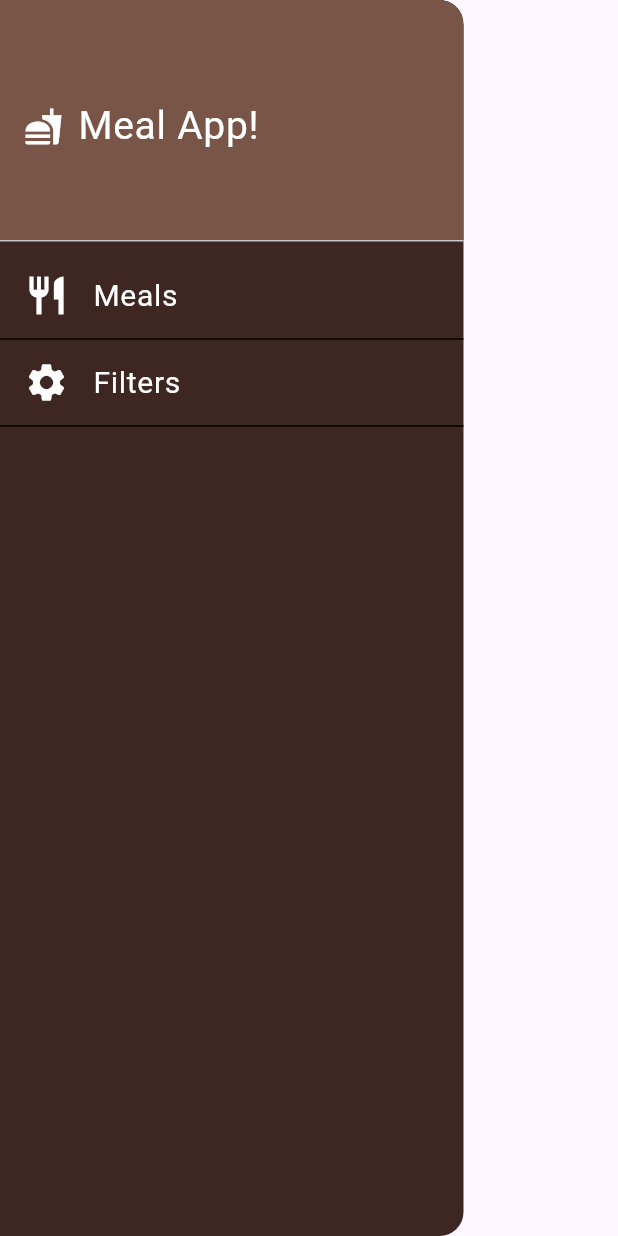
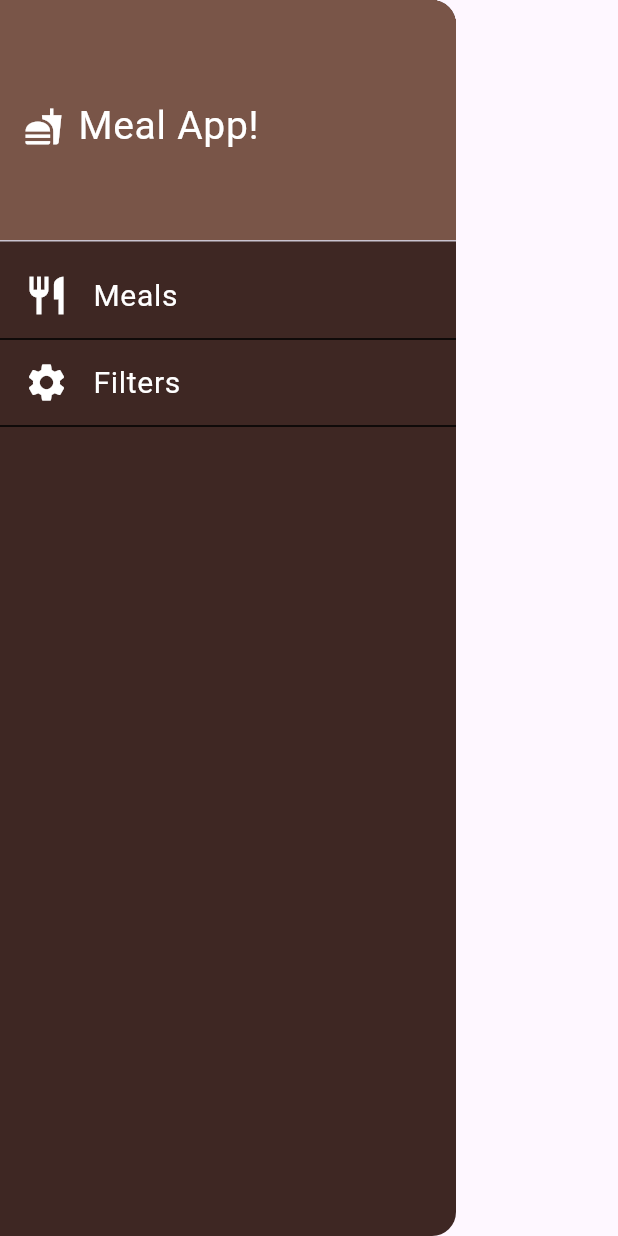
Before and after one commit to UmerMujtaba/Meal_App, a Flutter app: the Draweer widget shown alone on an empty page, opened directly with sample values from the repository, on a phone screen of 412 x 824 dp. Run offline on Flutter 3.47's test engine with Material 3 defaults, Android fonts, the phone set to English and light mode, and no system bars.

Commit message:
fixed drawer

```diff
--- a/lib/components/drawer.dart
+++ b/lib/components/drawer.dart
@@ -42,7 +42,9 @@ class _DraweerState extends State<Draweer> {
       MaterialPageRoute(
         builder: (context) => FilterScreen(
           filters: filters,
-          updateFilters: updateFilters, meal: widget.meal, category: widget.category,
+          updateFilters: updateFilters,
+          meal: widget.meal,
+          category: widget.category,
         ),
       ),
     );
@@ -53,14 +55,10 @@ class _DraweerState extends State<Draweer> {
     }
   }
 
-
-
   @override
   Widget build(BuildContext context) {
-
     return SafeArea(
-      child: SizedBox(
-        width: MediaQuery.of(context).size.width * 0.75,
+      top: false,
       child: Drawer(
         backgroundColor: Colors.brown[900],
         child: ListView(
@@ -86,7 +84,8 @@ class _DraweerState extends State<Draweer> {
               ),
             ),
             ListTile(
-                leading: const Icon(Icons.restaurant, size: 30, color: Colors.white),
+              leading:
+                  const Icon(Icons.restaurant, size: 30, color: Colors.white),
               title: const Text(
                 'Meals',
                 style: TextStyle(color: Colors.white, fontSize: 20),
@@ -97,7 +96,9 @@ class _DraweerState extends State<Draweer> {
                   MaterialPageRoute(
                     builder: (context) => CategoryScreen(
                       availableMeals: dummyMeals,
-                        filters: filters, meal: widget.meal, category: widget.category,
+                      filters: filters,
+                      meal: widget.meal,
+                      category: widget.category,
                     ),
                   ),
                 );
@@ -118,7 +119,6 @@ class _DraweerState extends State<Draweer> {
           ],
         ),
       ),
-      ),
     );
   }
 }
```
Lines whose indentation alone changed are shown as unchanged.
